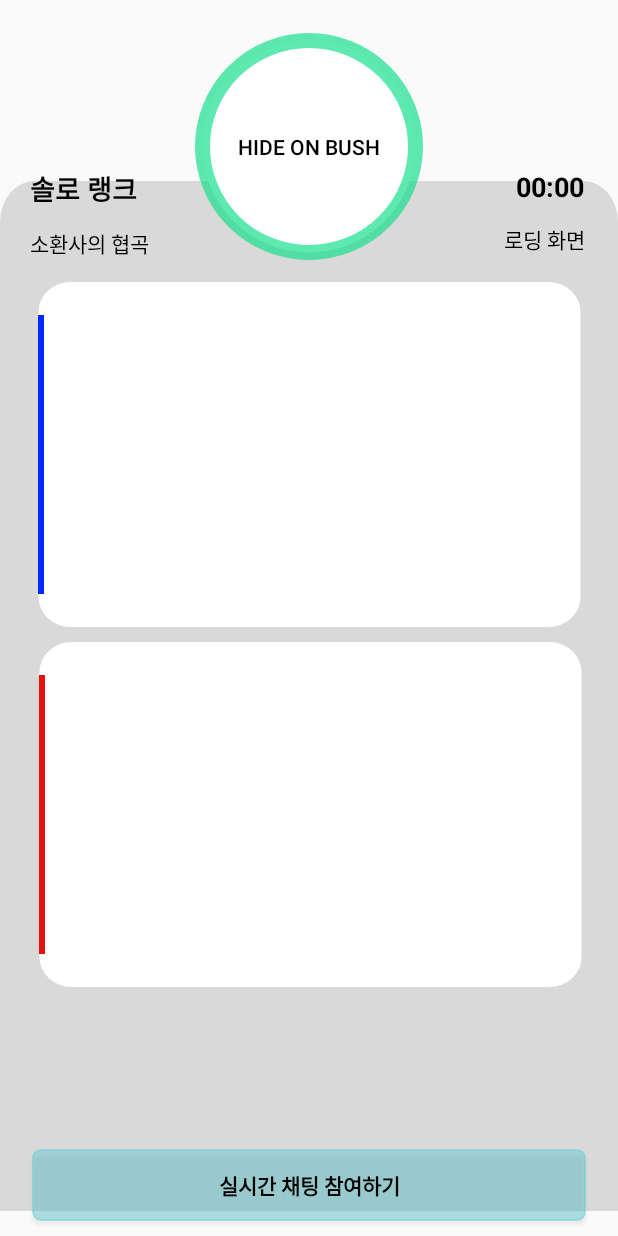
After one commit to aeeazip/Riot, an Android app: the layout activity_ingame.xml on its own in the app's theme, with its tools: preview values and no code run, on a phone screen of 412 x 824 dp. The commit adds this screen. Run offline under Robolectric (Android 15) with nearby library versions, the phone set to English and light mode, and no system bars.

Commit message:
feat : 인게임 정보 (바텀 시트) 뷰 #aeeazip

```diff
--- /dev/null
+++ b/app/src/main/java/riot/mobile/lol/InGameActivity.java
@@ -0,0 +1,15 @@
+package riot.mobile.lol;
+
+import android.content.Intent;
+import android.os.Bundle;
+
+import androidx.appcompat.app.AppCompatActivity;
+
+public class InGameActivity extends AppCompatActivity {
+
+    @Override
+    protected void onCreate(Bundle savedInstanceState) {
+        super.onCreate(savedInstanceState);
+        setContentView(R.layout.activity_main);
+    }
+}
--- /dev/null
+++ b/app/src/main/res/drawable/active_circle_button.xml
@@ -0,0 +1,9 @@
+<?xml version="1.0" encoding="utf-8"?>
+<shape xmlns:android="http://schemas.android.com/apk/res/android"
+    android:shape="oval">
+
+    <solid android:color="#FFFFFF" />
+    <stroke
+        android:width="10dp"
+        android:color="#AD12DF8B" />
+</shape>
--- /dev/null
+++ b/app/src/main/res/drawable/gray_background_image.xml
@@ -0,0 +1,9 @@
+<vector xmlns:android="http://schemas.android.com/apk/res/android"
+    android:width="600dp"
+    android:height="1000dp"
+    android:viewportWidth="360"
+    android:viewportHeight="500">
+  <path
+      android:pathData="M20,0L340,0A20,20 0,0 1,360 20L360,636A20,20 0,0 1,340 656L20,656A20,20 0,0 1,0 636L0,20A20,20 0,0 1,20 0z"
+      android:fillColor="#D9D9D9"/>
+</vector>
--- /dev/null
+++ b/app/src/main/res/drawable/white_background_image.xml
@@ -0,0 +1,9 @@
+<vector xmlns:android="http://schemas.android.com/apk/res/android"
+    android:width="370dp"
+    android:height="238dp"
+    android:viewportWidth="343"
+    android:viewportHeight="238">
+  <path
+      android:pathData="M24,0L319,0A20,20 0,0 1,339 20L339,210A20,20 0,0 1,319 230L24,230A20,20 0,0 1,4 210L4,20A20,20 0,0 1,24 0z"
+      android:fillColor="#ffffff"/>
+</vector>
--- /dev/null
+++ b/app/src/main/res/layout/activity_ingame.xml
@@ -0,0 +1,163 @@
+<?xml version="1.0" encoding="utf-8"?>
+<androidx.constraintlayout.widget.ConstraintLayout xmlns:android="http://schemas.android.com/apk/res/android"
+    xmlns:app="http://schemas.android.com/apk/res-auto"
+    xmlns:tools="http://schemas.android.com/tools"
+    android:layout_width="match_parent"
+    android:layout_height="match_parent">
+
+    <ImageView
+        android:id="@+id/backgroundImage"
+        android:layout_width="match_parent"
+        android:layout_height="wrap_content"
+        android:layout_marginTop="52dp"
+        android:src="@drawable/gray_background_image"
+        app:layout_constraintEnd_toEndOf="parent"
+        app:layout_constraintHorizontal_bias="0.0"
+        app:layout_constraintStart_toStartOf="parent"
+        app:layout_constraintTop_toTopOf="parent" />
+
+    <Button
+        android:id="@+id/accountImageBtn"
+        android:layout_width="152dp"
+        android:layout_height="151dp"
+        android:background="@drawable/active_circle_button"
+        android:text="Hide on bush"
+        android:textColor="#000000"
+        app:layout_constraintBottom_toBottomOf="parent"
+        app:layout_constraintEnd_toEndOf="parent"
+        app:layout_constraintStart_toStartOf="parent"
+        app:layout_constraintTop_toTopOf="parent"
+        app:layout_constraintVertical_bias="0.033" />
+
+    <TextView
+        android:id="@+id/accountLevel"
+        android:layout_width="wrap_content"
+        android:layout_height="wrap_content"
+        android:text="TextView"
+        android:textColor="#535450"
+        app:layout_constraintBottom_toBottomOf="parent"
+        app:layout_constraintEnd_toEndOf="parent"
+        app:layout_constraintHorizontal_bias="0.498"
+        app:layout_constraintStart_toStartOf="parent"
+        app:layout_constraintTop_toTopOf="parent"
+        app:layout_constraintVertical_bias="0.068" />
+
+    <TextView
+        android:id="@+id/accountTier"
+        android:layout_width="61dp"
+        android:layout_height="19dp"
+        android:text="TextView"
+        android:textColor="#535450"
+        app:layout_constraintBottom_toBottomOf="parent"
+        app:layout_constraintEnd_toEndOf="parent"
+        app:layout_constraintHorizontal_bias="0.502"
+        app:layout_constraintStart_toStartOf="parent"
+        app:layout_constraintTop_toTopOf="parent"
+        app:layout_constraintVertical_bias="0.168" />
+
+    <TextView
+        android:id="@+id/gameType1"
+        android:layout_width="wrap_content"
+        android:layout_height="wrap_content"
+        android:layout_marginStart="20dp"
+        android:layout_marginTop="112dp"
+        android:text="솔로 랭크"
+        android:textColor="#000000"
+        android:textSize="18sp"
+        android:textStyle="bold"
+        app:layout_constraintStart_toStartOf="parent"
+        app:layout_constraintTop_toTopOf="parent" />
+
+    <TextView
+        android:id="@+id/gameType2"
+        android:layout_width="wrap_content"
+        android:layout_height="wrap_content"
+        android:layout_marginStart="20dp"
+        android:layout_marginTop="12dp"
+        android:text="소환사의 협곡"
+        android:textColor="#000000"
+        app:layout_constraintStart_toStartOf="parent"
+        app:layout_constraintTop_toBottomOf="@+id/gameType1" />
+
+    <TextView
+        android:id="@+id/gameTime"
+        android:layout_width="wrap_content"
+        android:layout_height="wrap_content"
+        android:layout_marginStart="344dp"
+        android:layout_marginTop="112dp"
+        android:text="00:00"
+        android:textColor="#000000"
+        android:textSize="18sp"
+        android:textStyle="bold"
+        app:layout_constraintStart_toStartOf="parent"
+        app:layout_constraintTop_toTopOf="parent" />
+
+    <TextView
+        android:id="@+id/gameStatus"
+        android:layout_width="wrap_content"
+        android:layout_height="wrap_content"
+        android:layout_marginStart="336dp"
+        android:layout_marginTop="12dp"
+        android:text="로딩 화면"
+        android:textColor="#000000"
+        app:layout_constraintStart_toStartOf="parent"
+        app:layout_constraintTop_toBottomOf="@+id/gameTime" />
+
+    <ImageView
+        android:id="@+id/white_background1"
+        android:layout_width="wrap_content"
+        android:layout_height="wrap_content"
+        android:layout_marginTop="188dp"
+        android:src="@drawable/white_background_image"
+        app:layout_constraintEnd_toEndOf="parent"
+        app:layout_constraintHorizontal_bias="0.512"
+        app:layout_constraintStart_toStartOf="parent"
+        app:layout_constraintTop_toTopOf="parent" />
+
+    <ImageView
+        android:id="@+id/white_background2"
+        android:layout_width="wrap_content"
+        android:layout_height="wrap_content"
+        android:layout_marginTop="428dp"
+        android:src="@drawable/white_background_image"
+        app:layout_constraintEnd_toEndOf="parent"
+        app:layout_constraintHorizontal_bias="0.516"
+        app:layout_constraintStart_toStartOf="parent"
+        app:layout_constraintTop_toTopOf="parent" />
+
+    <Button
+        android:id="@+id/button2"
+        android:layout_width="match_parent"
+        android:layout_height="wrap_content"
+        android:layout_marginLeft="21dp"
+        android:layout_marginRight="21dp"
+        android:layout_marginBottom="10dp"
+        android:background="@drawable/btn_mint"
+        android:text="실시간 채팅 참여하기"
+        android:textColor="#000000"
+        android:textStyle="bold"
+        app:layout_constraintBottom_toBottomOf="parent"
+        app:layout_constraintEnd_toEndOf="parent"
+        app:layout_constraintHorizontal_bias="0.609"
+        app:layout_constraintStart_toStartOf="parent" />
+
+    <ImageView
+        android:id="@+id/blueLine"
+        android:layout_width="wrap_content"
+        android:layout_height="wrap_content"
+        android:layout_marginStart="4dp"
+        android:layout_marginTop="210dp"
+        android:src="@drawable/blue_line"
+        app:layout_constraintStart_toStartOf="@+id/white_background1"
+        app:layout_constraintTop_toTopOf="parent" />
+
+    <ImageView
+        android:id="@+id/redLine"
+        android:layout_width="wrap_content"
+        android:layout_height="wrap_content"
+        android:layout_marginStart="4dp"
+        android:layout_marginTop="450dp"
+        android:src="@drawable/red_line"
+        app:layout_constraintStart_toStartOf="@+id/white_background2"
+        app:layout_constraintTop_toTopOf="parent" />
+</androidx.constraintlayout.widget.ConstraintLayout>
--- a/app/src/main/res/layout/main_account.xml
+++ b/app/src/main/res/layout/main_account.xml
@@ -24,6 +24,7 @@
         android:layout_width="wrap_content"
         android:layout_height="wrap_content"
         android:text="TextView"
+        android:textColor="#535450"
         app:layout_constraintBottom_toBottomOf="parent"
         app:layout_constraintEnd_toEndOf="parent"
         app:layout_constraintHorizontal_bias="0.498"
@@ -36,6 +37,7 @@
         android:layout_width="61dp"
         android:layout_height="19dp"
         android:text="TextView"
+        android:textColor="#535450"
         app:layout_constraintBottom_toBottomOf="parent"
         app:layout_constraintEnd_toEndOf="parent"
         app:layout_constraintHorizontal_bias="0.502"
--- a/app/src/main/res/values/themes.xml
+++ b/app/src/main/res/values/themes.xml
@@ -1,6 +1,6 @@
 <resources xmlns:tools="http://schemas.android.com/tools">
     <!-- Base application theme. -->
-    <style name="Theme.RiotGames" parent="Theme.AppCompat.Light">
+    <style name="Theme.RiotGames" parent="Base.Theme.AppCompat.Light">
         <!-- Primary brand color. -->
         <item name="colorPrimary">@color/purple_500</item>
         <item name="colorPrimaryVariant">@color/purple_700</item>
```
Also changed, not shown: app/src/main/res/drawable-v24/blue_line.png (added), app/src/main/res/drawable-v24/red_line.png (added), 1 other file.
